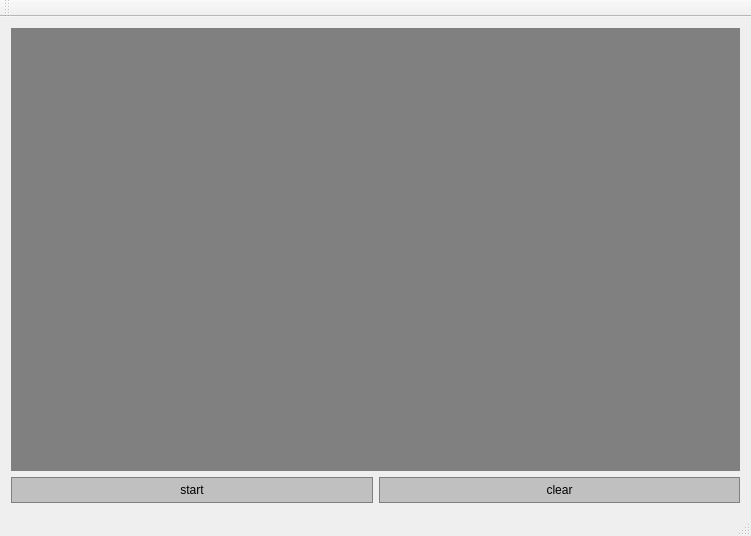
This is software-multilayer-switch/MainWindow.ui in Matovic/software-multilayer-switch as Qt 5 draws it before an edit. The edited form follows.
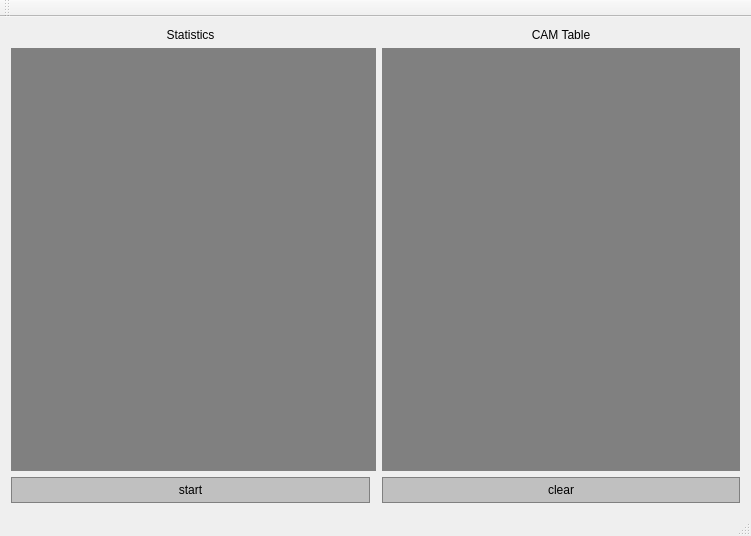
This is the edited form.

Commit message: Add CAM table display

```diff
--- a/software-multilayer-switch/MainWindow.ui
+++ b/software-multilayer-switch/MainWindow.ui
@@ -15,7 +15,7 @@
   </property>
   <widget class="QWidget" name="centralWidget">
    <layout class="QGridLayout" name="gridLayout">
-    <item row="1" column="0">
+    <item row="2" column="0">
      <widget class="QPushButton" name="startButton">
       <property name="sizePolicy">
        <sizepolicy hsizetype="Expanding" vsizetype="Preferred">
@@ -40,7 +40,26 @@
       </property>
      </widget>
     </item>
-    <item row="1" column="1">
+    <item row="1" column="2">
+     <widget class="QTextEdit" name="camTableDisplay">
+      <property name="sizePolicy">
+       <sizepolicy hsizetype="Preferred" vsizetype="Expanding">
+        <horstretch>0</horstretch>
+        <verstretch>0</verstretch>
+       </sizepolicy>
+      </property>
+      <property name="styleSheet">
+       <string notr="true">QTextEdit {
+     background-color: gray; border: 1px solid gray;
+	color: #ffffff;
+}</string>
+      </property>
+      <property name="readOnly">
+       <bool>true</bool>
+      </property>
+     </widget>
+    </item>
+    <item row="2" column="2">
      <widget class="QPushButton" name="clearButton">
       <property name="sizePolicy">
        <sizepolicy hsizetype="Expanding" vsizetype="Preferred">
@@ -65,8 +84,8 @@
       </property>
      </widget>
     </item>
-    <item row="0" column="0" colspan="2">
-     <widget class="QTextEdit" name="textDisplay">
+    <item row="1" column="0" colspan="2">
+     <widget class="QTextEdit" name="statisticsDisplay">
       <property name="sizePolicy">
        <sizepolicy hsizetype="Preferred" vsizetype="Expanding">
         <horstretch>0</horstretch>
@@ -78,6 +97,32 @@
      background-color: gray; border: 1px solid gray;
 	color: #ffffff;
 }</string>
+      </property>
+      <property name="readOnly">
+       <bool>true</bool>
+      </property>
+     </widget>
+    </item>
+    <item row="0" column="0">
+     <widget class="QLabel" name="statisticsLabel">
+      <property name="text">
+       <string>Statistics</string>
+      </property>
+      <property name="alignment">
+       <set>Qt::AlignCenter</set>
+      </property>
+     </widget>
+    </item>
+    <item row="0" column="2">
+     <widget class="QLabel" name="camTableLabel">
+      <property name="layoutDirection">
+       <enum>Qt::LeftToRight</enum>
+      </property>
+      <property name="text">
+       <string>CAM Table</string>
+      </property>
+      <property name="alignment">
+       <set>Qt::AlignCenter</set>
       </property>
      </widget>
     </item>
```
The commit also changes 4 other files.
